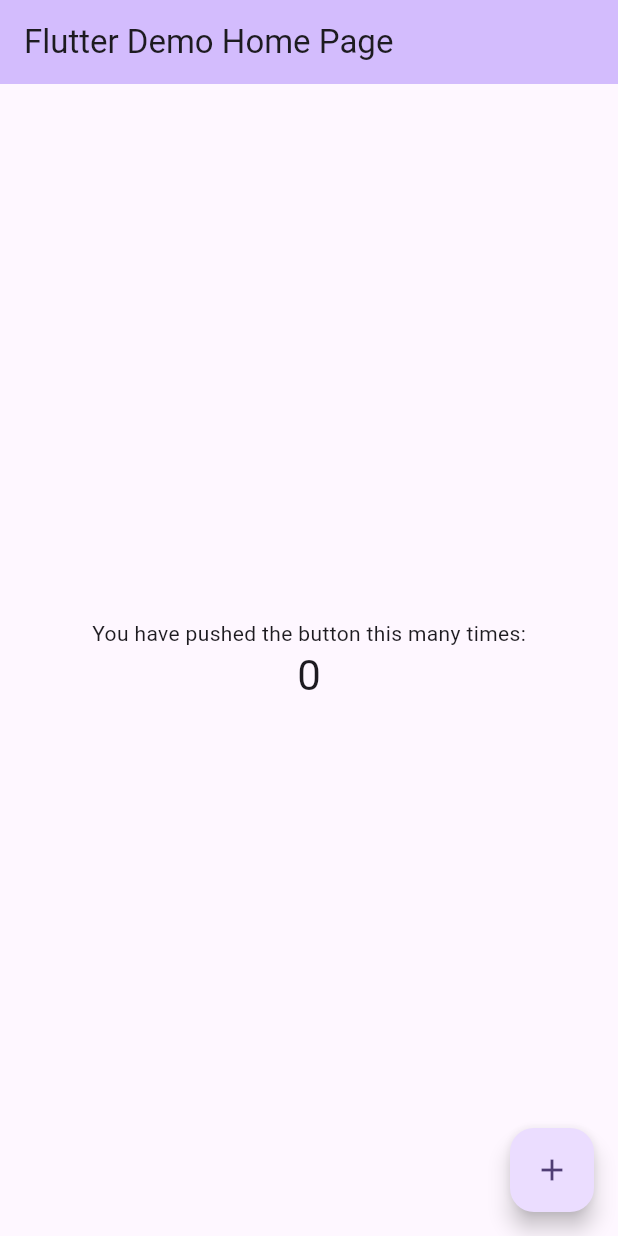
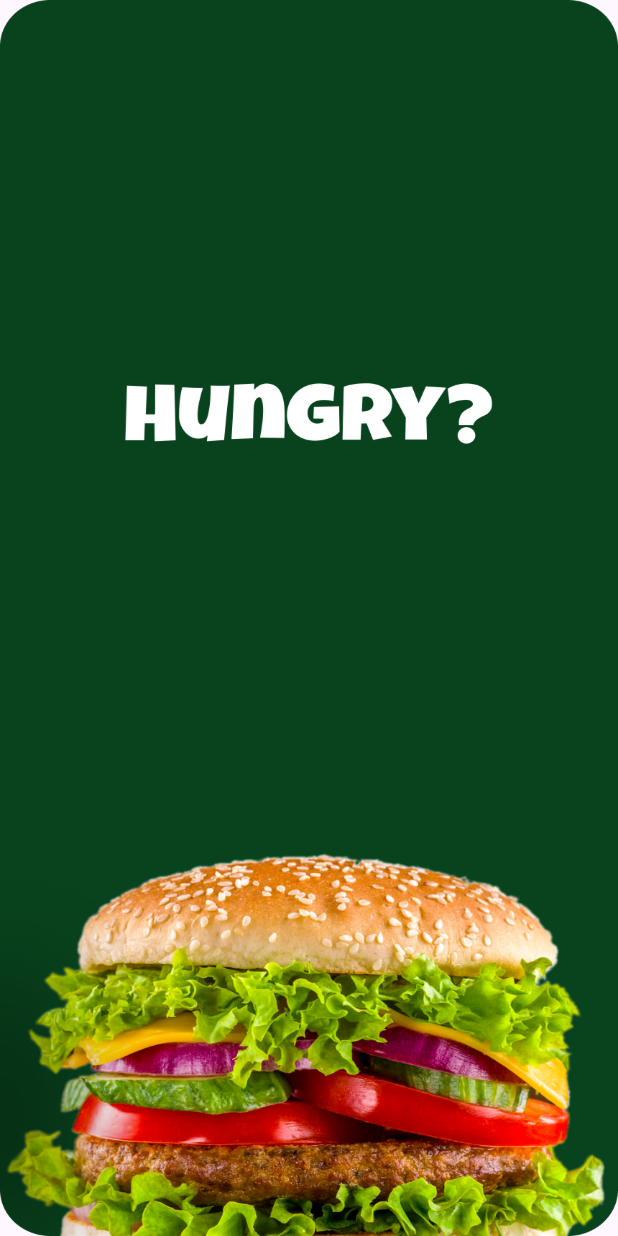
Before and after one commit to abdelrhman20500/Hungry, a Flutter app: the screen it shows after launch, on a phone screen of 412 x 824 dp. Run offline on Flutter 3.47's test engine with Material 3 defaults, Android fonts, the phone set to English and light mode, and no system bars.

Commit message:
Create Splash Screen And Add Some Packages

```diff
--- /dev/null
+++ b/lib/features/splash/presentation/view/splash_screen.dart
@@ -0,0 +1,31 @@
+import 'package:flutter/material.dart';
+
+class SplashScreen extends StatefulWidget {
+  const SplashScreen({super.key});
+  static String routeName ="SplashScreen";
+
+  @override
+  State<SplashScreen> createState() => _SplashScreenState();
+}
+
+class _SplashScreenState extends State<SplashScreen> {
+  @override
+  void initState() {
+    super.initState();
+    Future.delayed(const Duration(seconds: 3),(){
+      // Navigator.pushNamed(context, HomeScreen.routeName);
+    });  }
+  @override
+  Widget build(BuildContext context) {
+    return Scaffold(
+      body: Container(
+        constraints: BoxConstraints.expand(
+          height:MediaQuery.of(context).size.height,
+          width: MediaQuery.of(context).size.width,
+        ),
+        child: Image.asset("assets/images/Splash Screen.png",
+            fit: BoxFit.fill),
+      ),
+    );
+  }
+}
--- a/lib/main.dart
+++ b/lib/main.dart
@@ -1,4 +1,5 @@
 import 'package:flutter/material.dart';
+import 'package:hungry/features/splash/presentation/view/splash_screen.dart';
 
 void main() {
   runApp(const MyApp());
@@ -7,119 +8,14 @@ void main() {
 class MyApp extends StatelessWidget {
   const MyApp({super.key});
 
-  // This widget is the root of your application.
   @override
   Widget build(BuildContext context) {
     return MaterialApp(
-      title: 'Flutter Demo',
-      theme: ThemeData(
-        // This is the theme of your application.
-        //
-        // TRY THIS: Try running your application with "flutter run". You'll see
-        // the application has a purple toolbar. Then, without quitting the app,
-        // try changing the seedColor in the colorScheme below to Colors.green
-        // and then invoke "hot reload" (save your changes or press the "hot
-        // reload" button in a Flutter-supported IDE, or press "r" if you used
-        // the command line to start the app).
-        //
-        // Notice that the counter didn't reset back to zero; the application
-        // state is not lost during the reload. To reset the state, use hot
-        // restart instead.
-        //
-        // This works for code too, not just values: Most code changes can be
-        // tested with just a hot reload.
-        colorScheme: ColorScheme.fromSeed(seedColor: Colors.deepPurple),
-        useMaterial3: true,
-      ),
-      home: const MyHomePage(title: 'Flutter Demo Home Page'),
+      debugShowCheckedModeBanner: false,
+      routes: {
+        SplashScreen.routeName:(_)=>const SplashScreen(),
+      },
+      initialRoute: SplashScreen.routeName,
     );
   }
 }
-
-class MyHomePage extends StatefulWidget {
-  const MyHomePage({super.key, required this.title});
-
-  // This widget is the home page of your application. It is stateful, meaning
-  // that it has a State object (defined below) that contains fields that affect
-  // how it looks.
-
-  // This class is the configuration for the state. It holds the values (in this
-  // case the title) provided by the parent (in this case the App widget) and
-  // used by the build method of the State. Fields in a Widget subclass are
-  // always marked "final".
-
-  final String title;
-
-  @override
-  State<MyHomePage> createState() => _MyHomePageState();
-}
-
-class _MyHomePageState extends State<MyHomePage> {
-  int _counter = 0;
-
-  void _incrementCounter() {
-    setState(() {
-      // This call to setState tells the Flutter framework that something has
-      // changed in this State, which causes it to rerun the build method below
-      // so that the display can reflect the updated values. If we changed
-      // _counter without calling setState(), then the build method would not be
-      // called again, and so nothing would appear to happen.
-      _counter++;
-    });
-  }
-
-  @override
-  Widget build(BuildContext context) {
-    // This method is rerun every time setState is called, for instance as done
-    // by the _incrementCounter method above.
-    //
-    // The Flutter framework has been optimized to make rerunning build methods
-    // fast, so that you can just rebuild anything that needs updating rather
-    // than having to individually change instances of widgets.
-    return Scaffold(
-      appBar: AppBar(
-        // TRY THIS: Try changing the color here to a specific color (to
-        // Colors.amber, perhaps?) and trigger a hot reload to see the AppBar
-        // change color while the other colors stay the same.
-        backgroundColor: Theme.of(context).colorScheme.inversePrimary,
-        // Here we take the value from the MyHomePage object that was created by
-        // the App.build method, and use it to set our appbar title.
-        title: Text(widget.title),
-      ),
-      body: Center(
-        // Center is a layout widget. It takes a single child and positions it
-        // in the middle of the parent.
-        child: Column(
-          // Column is also a layout widget. It takes a list of children and
-          // arranges them vertically. By default, it sizes itself to fit its
-          // children horizontally, and tries to be as tall as its parent.
-          //
-          // Column has various properties to control how it sizes itself and
-          // how it positions its children. Here we use mainAxisAlignment to
-          // center the children vertically; the main axis here is the vertical
-          // axis because Columns are vertical (the cross axis would be
-          // horizontal).
-          //
-          // TRY THIS: Invoke "debug painting" (choose the "Toggle Debug Paint"
-          // action in the IDE, or press "p" in the console), to see the
-          // wireframe for each widget.
-          mainAxisAlignment: MainAxisAlignment.center,
-          children: <Widget>[
-            const Text(
-              'You have pushed the button this many times:',
-            ),
-            Text(
-              '$_counter',
-              style: Theme.of(context).textTheme.headlineMedium,
-            ),
-          ],
-        ),
-      ),
-      floatingActionButton: FloatingActionButton(
-        onPressed: _incrementCounter,
-        tooltip: 'Increment',
-        child: const Icon(Icons.add),
-      ), // This trailing comma makes auto-formatting nicer for build methods.
-    );
-  }
-}
```
Also changed, not shown: pubspec.yaml (+22 -4 lines), assets/images/Splash Screen.png (added), assets/images/image 13.png (added), assets/images/image 6.png (added), assets/images/pngwing 12.png (added), pubspec.lock, 3 other files.
